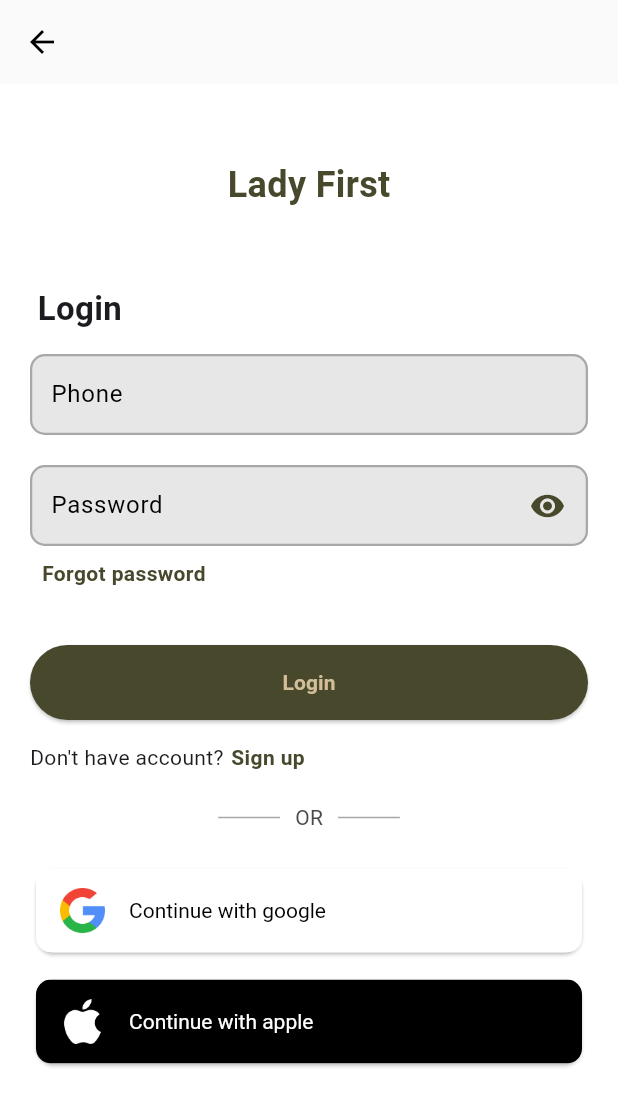
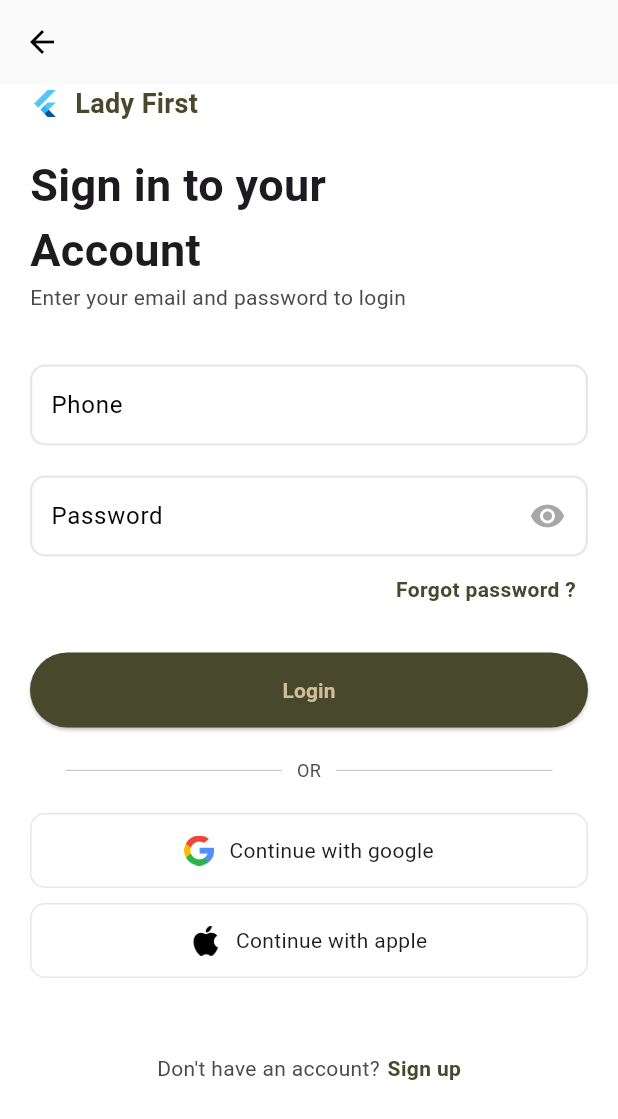
Before and after one commit to neirinzaralwin/ladyfirst_flutter, a Flutter app: the LoginScreen screen opened by its route, on a phone screen of 412 x 824 dp. Shown: the top 1119 px of the screen. Run offline on Flutter 3.47's test engine with Material 3 defaults, Android fonts, the phone set to English and light mode, and no system bars; our stand-ins replace awesome_notifications, cached_network_image, carousel_slider, custom_refresh_indicator, equatable, firebase_core and 9 more; accounts and stored records are empty; network calls fail; Roboto replaces fonts that are missing (sfpro); project files that could hold a hidden picture were left out.

Commit message:
refactor authentication screens; reorganize imports and add LoginHeader widget

```diff
--- a/lib/core/constants/app_pages.dart
+++ b/lib/core/constants/app_pages.dart
@@ -1,7 +1,7 @@
 import 'package:flutter/material.dart';
 import 'package:go_router/go_router.dart';
-import 'package:lady_first_flutter/features/auth/login_screen.dart';
-import 'package:lady_first_flutter/features/auth/register_screen.dart';
+import 'package:lady_first_flutter/features/auth/presentation/login/login_screen.dart';
+import 'package:lady_first_flutter/features/auth/presentation/register_screen.dart';
 import 'package:lady_first_flutter/features/cart/cart_screen.dart';
 import 'package:lady_first_flutter/features/checkout/checkout_screen.dart';
 import 'package:lady_first_flutter/features/checkout/order_place_screen.dart';
--- a/lib/core/constants/app_theme.dart
+++ b/lib/core/constants/app_theme.dart
@@ -1,3 +1,4 @@
+import 'package:flutter/cupertino.dart';
 import 'package:flutter/material.dart';
 import 'app_color.dart';
 import 'app_const.dart';
@@ -16,7 +17,7 @@ ThemeData getThemeData(context) => ThemeData(
   pageTransitionsTheme: PageTransitionsTheme(
     builders: {
       TargetPlatform.android: FadeForwardsPageTransitionsBuilder(),
-      TargetPlatform.iOS: FadeForwardsPageTransitionsBuilder(),
+      TargetPlatform.iOS: CupertinoPageTransitionsBuilder(),
     },
   ),
   // dialogBackgroundColor: AppColor.white,
@@ -101,3 +102,28 @@ Color tintColor(Color color, double factor) =>
 
 Color shadeColor(Color color, double factor) =>
     Color.lerp(Colors.black, color, factor)!;
+
+class CustomCupertinoPageTransitionsBuilder extends PageTransitionsBuilder {
+  @override
+  final Duration transitionDuration;
+
+  CustomCupertinoPageTransitionsBuilder({
+    this.transitionDuration = const Duration(milliseconds: 500),
+  });
+
+  @override
+  Widget buildTransitions<T>(
+    PageRoute<T> route,
+    BuildContext context,
+    Animation<double> animation,
+    Animation<double> secondaryAnimation,
+    Widget child,
+  ) {
+    return CupertinoPageTransition(
+      primaryRouteAnimation: animation,
+      secondaryRouteAnimation: secondaryAnimation,
+      linearTransition: false, // Enables smooth curve effect
+      child: child,
+    );
+  }
+}
--- a/lib/core/extensions/app_font.dart
+++ b/lib/core/extensions/app_font.dart
@@ -3,76 +3,101 @@ import 'package:lady_first_flutter/core/constants/app_color.dart';
 
 extension TextStyleExtensions on Text {
   Text get bold => copyWith(
-      style: style?.copyWith(fontWeight: FontWeight.w600) ??
-          const TextStyle(fontWeight: FontWeight.w600));
+    style:
+        style?.copyWith(fontWeight: FontWeight.w600) ??
+        const TextStyle(fontWeight: FontWeight.w600),
+  );
 
   // white color
   Text get white => copyWith(
-      style: style?.copyWith(color: AppColor.white) ??
-          const TextStyle(color: AppColor.white));
+    style:
+        style?.copyWith(color: AppColor.white) ??
+        const TextStyle(color: AppColor.white),
+  );
 
   Text get black => copyWith(
-      style: style?.copyWith(color: AppColor.black) ??
-          const TextStyle(color: AppColor.black));
+    style:
+        style?.copyWith(color: AppColor.black) ??
+        const TextStyle(color: AppColor.black),
+  );
 
   Text get primaryColor => copyWith(
-      style: style?.copyWith(color: AppColor.primaryColor) ??
-          const TextStyle(color: AppColor.primaryColor));
+    style:
+        style?.copyWith(color: AppColor.primaryColor) ??
+        const TextStyle(color: AppColor.primaryColor),
+  );
 
   Text get orangeColor => copyWith(
-      style: style?.copyWith(color: AppColor.orangeColor) ??
-          const TextStyle(color: AppColor.orangeColor));
+    style:
+        style?.copyWith(color: AppColor.orangeColor) ??
+        const TextStyle(color: AppColor.orangeColor),
+  );
 
   Text get blueColor => copyWith(
-      style: style?.copyWith(color: AppColor.blueColor) ??
-          const TextStyle(color: AppColor.blueColor));
+    style:
+        style?.copyWith(color: AppColor.blueColor) ??
+        const TextStyle(color: AppColor.blueColor),
+  );
 
   Text get greyColor => copyWith(
-      style: style?.copyWith(color: AppColor.darkGray) ??
-          const TextStyle(color: AppColor.darkGray));
+    style:
+        style?.copyWith(color: AppColor.darkGray) ??
+        const TextStyle(color: AppColor.darkGray),
+  );
 
   Text get secondaryColor => copyWith(
-      style: style?.copyWith(color: AppColor.secondaryColor) ??
-          const TextStyle(color: AppColor.secondaryColor));
+    style:
+        style?.copyWith(color: AppColor.secondaryColor) ??
+        const TextStyle(color: AppColor.secondaryColor),
+  );
 
   Text get redColor => copyWith(
-      style: style?.copyWith(color: AppColor.redColor) ??
-          const TextStyle(color: AppColor.redColor));
+    style:
+        style?.copyWith(color: AppColor.redColor) ??
+        const TextStyle(color: AppColor.redColor),
+  );
 
   Text get lightGrey => copyWith(
-      style: style?.copyWith(color: AppColor.grey) ??
-          const TextStyle(color: AppColor.grey));
+    style:
+        style?.copyWith(color: AppColor.grey) ??
+        const TextStyle(color: AppColor.grey),
+  );
 
   Text fontSize(double size) => copyWith(
-      style: style?.copyWith(fontSize: size) ?? TextStyle(fontSize: size));
+    style: style?.copyWith(fontSize: size) ?? TextStyle(fontSize: size),
+  );
+
+  Text get largeTitle => copyWith(
+    style: style?.copyWith(fontSize: 30.0) ?? const TextStyle(fontSize: 30.0),
+  );
 
   Text get title => copyWith(
-      style:
-          style?.copyWith(fontSize: 24.0) ?? const TextStyle(fontSize: 24.0));
+    style: style?.copyWith(fontSize: 24.0) ?? const TextStyle(fontSize: 24.0),
+  );
 
   Text get bodySmall => copyWith(
-      style:
-          style?.copyWith(fontSize: 12.0) ?? const TextStyle(fontSize: 12.0));
+    style: style?.copyWith(fontSize: 12.0) ?? const TextStyle(fontSize: 12.0),
+  );
 
   Text get bodyMedium => copyWith(
-      style:
-          style?.copyWith(fontSize: 14.0) ?? const TextStyle(fontSize: 14.0));
+    style: style?.copyWith(fontSize: 14.0) ?? const TextStyle(fontSize: 14.0),
+  );
 
   Text get bodyLarge => copyWith(
-      style:
-          style?.copyWith(fontSize: 16.0) ?? const TextStyle(fontSize: 16.0));
+    style: style?.copyWith(fontSize: 16.0) ?? const TextStyle(fontSize: 16.0),
+  );
 
   Text get headSmall => copyWith(
-      style:
-          style?.copyWith(fontSize: 18.0) ?? const TextStyle(fontSize: 18.0));
+    style: style?.copyWith(fontSize: 18.0) ?? const TextStyle(fontSize: 18.0),
+  );
 
   Text get headMedium => copyWith(
-      style:
-          style?.copyWith(fontSize: 20.0) ?? const TextStyle(fontSize: 20.0));
+    style: style?.copyWith(fontSize: 20.0) ?? const TextStyle(fontSize: 20.0),
+  );
 
   Text get headLarge => copyWith(
-      style:
-          style?.copyWith(fontSize: 22.0) ?? const TextStyle(fontSize: 22.0));
+    style: style?.copyWith(fontSize: 22.0) ?? const TextStyle(fontSize: 22.0),
+  );
 
   Text copyWith({TextStyle? style}) {
     return Text(
--- a/lib/features/auth/login_screen.dart
+++ /dev/null
@@ -1,127 +0,0 @@
-import 'package:flutter/material.dart';
-import 'package:lady_first_flutter/core/constants/app_color.dart';
-import 'package:lady_first_flutter/core/constants/app_const.dart';
-import 'package:lady_first_flutter/core/constants/app_pages.dart';
-import 'package:lady_first_flutter/core/constants/routes.dart';
-import 'package:lady_first_flutter/core/dimension/screen_dimension.dart';
-import 'package:lady_first_flutter/core/extensions/app_font.dart';
-import 'package:lady_first_flutter/core/extensions/text_extensions.dart';
-import 'widgets/login_form.dart';
-
-class LoginScreen extends StatefulWidget {
-  const LoginScreen({super.key});
-
-  @override
-  State<LoginScreen> createState() => _LoginScreenState();
-}
-
-class _LoginScreenState extends State<LoginScreen> {
-  @override
-  Widget build(BuildContext context) {
-    return Scaffold(
-      appBar: AppBar(
-        leading: IconButton(
-            onPressed: () => AppPages.router.pop(),
-            icon: const Icon(Icons.arrow_back)),
-      ),
-      body: SingleChildScrollView(
-        padding: const EdgeInsets.symmetric(horizontal: 20.0),
-        child: Column(
-          mainAxisAlignment: MainAxisAlignment.center,
-          crossAxisAlignment: CrossAxisAlignment.center,
-          children: [
-            const SizedBox(height: 50.0),
-            Text(AppConst.APP_NAME).title.bold.primaryColor,
-            const SizedBox(height: 50.0),
-            Align(
-              alignment: Alignment.centerLeft,
-              child: Padding(
-                padding: const EdgeInsets.only(left: 5.0),
-                child: const Text("login").startCapitalize.headLarge.bold,
-              ),
-            ),
-            const SizedBox(height: 15.0),
-            const LoginForm(),
-            const SizedBox(height: 15.0),
-            Row(
-              children: [
-                Row(
-                  children: [
-                    const Text("Don't have account?").bodyMedium,
-                    const SizedBox(width: 5.0),
-                    GestureDetector(
-                      onTap: () => AppPages.router.pushNamed(Routes.register),
-                      child: const Text("Sign up").bodyMedium.bold.primaryColor,
-                    ),
-                  ],
-                )
-              ],
-            ),
-            const SizedBox(height: 20.0),
-            _buildDivider(),
-            const SizedBox(height: 20.0),
-            _buildSocialLogins(),
-            const SizedBox(height: 50.0),
-          ],
-        ),
-      ),
-    );
-  }
-
-  Widget _buildSocialLogins() {
-    return Column(
-      children: [
-        Card(
-          child: ListTile(
-            leading: Image.asset("assets/icons/google_icon.png",
-                width: 30.0, height: 30.0),
-            title: const Text("Continue with google").bodyMedium,
-            tileColor: AppColor.white,
-            textColor: AppColor.black,
-            shape: RoundedRectangleBorder(
-              borderRadius: BorderRadius.circular(10.0),
-            ),
-            onTap: () => [],
-          ),
-        ),
-        const SizedBox(height: 10.0),
-        Card(
-          child: ListTile(
-            leading: Image.asset(
-              "assets/icons/apple_icon.png",
-              width: 30.0,
-              height: 30.0,
-              color: AppColor.white,
-            ),
-            title: const Text("Continue with apple").bodyMedium,
-            tileColor: AppColor.black,
-            textColor: AppColor.white,
-            shape: RoundedRectangleBorder(
-              borderRadius: BorderRadius.circular(10.0),
-            ),
-            onTap: () {},
-          ),
-        ),
-      ],
-    );
-  }
-
-  Widget _buildDivider() {
-    Widget divider = SizedBox(
-      width: ScreenDimension.getWidth(context) * 0.1,
-      child: const Divider(color: AppColor.grey),
-    );
-
-    return Row(
-      mainAxisAlignment: MainAxisAlignment.center,
-      crossAxisAlignment: CrossAxisAlignment.center,
-      children: [
-        divider,
-        const SizedBox(width: 10.0),
-        const Text("or").capitalized.bodyMedium.greyColor,
-        const SizedBox(width: 10.0),
-        divider,
-      ],
-    );
-  }
-}
--- /dev/null
+++ b/lib/features/auth/presentation/login/login_screen.dart
@@ -0,0 +1,124 @@
+import 'package:flutter/material.dart';
+import 'package:lady_first_flutter/core/constants/app_color.dart';
+import 'package:lady_first_flutter/core/constants/app_pages.dart';
+import 'package:lady_first_flutter/core/constants/routes.dart';
+import 'package:lady_first_flutter/core/dimension/screen_dimension.dart';
+import 'package:lady_first_flutter/core/extensions/app_font.dart';
+import 'package:lady_first_flutter/core/extensions/text_extensions.dart';
+import '../widgets/login_form.dart';
+import 'widgets/login_header.dart';
+
+class LoginScreen extends StatefulWidget {
+  const LoginScreen({super.key});
+
+  @override
+  State<LoginScreen> createState() => _LoginScreenState();
+}
+
+class _LoginScreenState extends State<LoginScreen> {
+  @override
+  Widget build(BuildContext context) {
+    return GestureDetector(
+      onTap: () => FocusScope.of(context).unfocus(),
+      child: Scaffold(
+        appBar: AppBar(
+          leading: IconButton(
+            onPressed: () => AppPages.router.pop(),
+            icon: const Icon(Icons.arrow_back),
+          ),
+        ),
+        body: SingleChildScrollView(
+          padding: const EdgeInsets.symmetric(horizontal: 20.0),
+          child: Column(
+            children: [
+              const LoginHeader(),
+              const LoginForm(),
+              const SizedBox(height: 20.0),
+              _buildDivider(),
+              const SizedBox(height: 20.0),
+              _buildSocialLogins(),
+              const SizedBox(height: 50.0),
+              Row(
+                mainAxisAlignment: MainAxisAlignment.center,
+                children: [
+                  const Text("Don't have an account?").bodyMedium.greyColor,
+                  const SizedBox(width: 5.0),
+                  GestureDetector(
+                    onTap: () => AppPages.router.pushNamed(Routes.register),
+                    child: const Text("Sign up").bodyMedium.bold.primaryColor,
+                  ),
+                ],
+              ),
+              const SizedBox(height: 50.0),
+            ],
+          ),
+        ),
+      ),
+    );
+  }
+
+  Widget _buildSocialLogins() {
+    return Column(
+      children: [
+        Container(
+          padding: EdgeInsets.all(14.0),
+          decoration: BoxDecoration(
+            borderRadius: BorderRadius.circular(10.0),
+            border: Border.all(color: AppColor.mildGray),
+          ),
+          child: Row(
+            mainAxisAlignment: MainAxisAlignment.center,
+            children: [
+              Image.asset(
+                "assets/icons/google_icon.png",
+                width: 20.0,
+                height: 20.0,
+              ),
+              const SizedBox(width: 10.0),
+              const Text("Continue with google").bodyMedium,
+            ],
+          ),
+        ),
+        const SizedBox(height: 10.0),
+        Container(
+          padding: EdgeInsets.all(14.0),
+          decoration: BoxDecoration(
+            borderRadius: BorderRadius.circular(10.0),
+            border: Border.all(color: AppColor.mildGray),
+          ),
+          child: Row(
+            mainAxisAlignment: MainAxisAlignment.center,
+            children: [
+              Image.asset(
+                "assets/icons/apple_icon.png",
+                width: 20.0,
+                height: 20.0,
+              ),
+              const SizedBox(width: 10.0),
+              const Text("Continue with apple").bodyMedium,
+            ],
+          ),
+        ),
+      ],
+    );
+  }
+
+  Widget _buildDivider() {
+    Widget divider = SizedBox(
+      width: ScreenDimension.getWidth(context) * 0.35,
+      child: const Divider(color: AppColor.grey, thickness: 0.5),
+    );
+
+    return Row(
+      mainAxisAlignment: MainAxisAlignment.center,
+      crossAxisAlignment: CrossAxisAlignment.center,
+      children: [
+        divider,
+        const SizedBox(width: 10.0),
+        const Text("or").capitalized.bodySmall.greyColor,
+        const SizedBox(width: 10.0),
+        divider,
+      ],
+    );
+  }
+}
--- /dev/null
+++ b/lib/features/auth/presentation/login/widgets/login_header.dart
@@ -0,0 +1,31 @@
+import 'package:flutter/material.dart';
+import 'package:lady_first_flutter/core/constants/app_const.dart';
+import 'package:lady_first_flutter/core/extensions/app_font.dart';
+
+class LoginHeader extends StatelessWidget {
+  const LoginHeader({super.key});
+
+  @override
+  Widget build(BuildContext context) {
+    return Column(
+      crossAxisAlignment: CrossAxisAlignment.start,
+      children: [
+        Row(
+          children: [
+            FlutterLogo(size: 20.0),
+            const SizedBox(width: 10.0),
+            Text(AppConst.APP_NAME).headSmall.bold.primaryColor,
+          ],
+        ),
+        const SizedBox(height: 20.0),
+        SizedBox(
+          width: 200.0,
+          child: const Text("Sign in to your Account").largeTitle.bold,
+        ),
+        const SizedBox(width: 10.0),
+        Text("Enter your email and password to login").bodyMedium.greyColor,
+        const SizedBox(height: 35.0),
+      ],
+    );
+  }
+}
--- /dev/null
+++ b/lib/features/auth/presentation/widgets/login_form.dart
@@ -0,0 +1,93 @@
+import 'package:flutter/material.dart';
+import 'package:lady_first_flutter/core/constants/app_color.dart';
+import 'package:lady_first_flutter/core/extensions/app_font.dart';
+import 'package:lady_first_flutter/core/extensions/string_extensions.dart';
+import 'package:lady_first_flutter/widgets/custom_textfield.dart';
+
+class LoginForm extends StatefulWidget {
+  const LoginForm({super.key});
+
+  @override
+  State<LoginForm> createState() => _LoginFormState();
+}
+
+class _LoginFormState extends State<LoginForm> {
+  final _phoneController = TextEditingController();
+  final _passwordController = TextEditingController();
+  final _formKey = GlobalKey<FormState>();
+  @override
+  Widget build(BuildContext context) {
+    return Form(
+      key: _formKey,
+      child: Column(
+        children: [
+          CustomTextFormField(
+            text: "phone".startCapitalize,
+            hint: "+66 123456789",
+            controller: _phoneController,
+            validator: checkEmail,
+            enabledBorderColor: AppColor.mildGray,
+            focusBorderColor: AppColor.grey,
+            fillColor: AppColor.white,
+          ),
+          const SizedBox(height: 20.0),
+          CustomTextFormField(
+            text: "password".startCapitalize,
+            hint: "********",
+            controller: _passwordController,
+            validator: (val) => checkPassword(val, "password"),
+            enabledBorderColor: AppColor.mildGray,
+            focusBorderColor: AppColor.grey,
+            fillColor: AppColor.white,
+            isPassword: true,
+            iconColor: AppColor.grey,
+          ),
+          Row(
+            mainAxisAlignment: MainAxisAlignment.end,
+            children: [
+              Padding(
+                padding: const EdgeInsets.symmetric(
+                  horizontal: 8.0,
+                  vertical: 12.0,
+                ),
+                child: GestureDetector(
+                  onTap: () => [],
+                  child:
+                      const Text(
+                        "Forgot password ?",
+                      ).bodyMedium.primaryColor.bold,
+                ),
+              ),
+            ],
+          ),
+          const SizedBox(height: 20.0),
+          SizedBox(
+            width: double.maxFinite,
+            height: 50.0,
+            child: ElevatedButton(
+              onPressed: _login,
+              child: Text("login".startCapitalize).bodyMedium.bold,
+            ),
+          ),
+        ],
+      ),
+    );
+  }
+
+  void _login() {
+    // AppPages.router.pushNamed(Routes.home);
+    if (_formKey.currentState!.validate()) {}
+  }
+
+  String? checkPassword(val, String text) {
+    if (val.isEmpty) return "$text cannot be empty";
+    if (val.length < 6) return "$text must be at least 6 characters";
+    return null;
+  }
+
+  String? checkEmail(val) {
+    if (val.isEmpty) return "Email cannot be empty";
+    if (!val.isEmail) return "Invalid email";
+    return null;
+  }
+}
--- a/lib/features/auth/widgets/login_form.dart
+++ /dev/null
@@ -1,89 +0,0 @@
-import 'package:flutter/material.dart';
-import 'package:lady_first_flutter/core/constants/app_color.dart';
-import 'package:lady_first_flutter/core/extensions/app_font.dart';
-import 'package:lady_first_flutter/core/extensions/string_extensions.dart';
-import 'package:lady_first_flutter/widgets/custom_textfield.dart';
-
-class LoginForm extends StatefulWidget {
-  const LoginForm({super.key});
-
-  @override
-  State<LoginForm> createState() => _LoginFormState();
-}
-
-class _LoginFormState extends State<LoginForm> {
-  final _phoneController = TextEditingController();
-  final _passwordController = TextEditingController();
-  final _formKey = GlobalKey<FormState>();
-  @override
-  Widget build(BuildContext context) {
-    return Form(
-        key: _formKey,
-        child: Column(
-          children: [
-            CustomTextFormField(
-              text: "phone".startCapitalize,
-              hint: "+66 123456789",
-              controller: _phoneController,
-              validator: checkEmail,
-              enabledBorderColor: AppColor.grey,
-              focusBorderColor: AppColor.darkGray,
-              fillColor: AppColor.mildGray,
-            ),
-            const SizedBox(height: 20.0),
-            CustomTextFormField(
-              text: "password".startCapitalize,
-              hint: "********",
-              controller: _passwordController,
-              validator: (val) => checkPassword(val, "password"),
-              enabledBorderColor: AppColor.grey,
-              focusBorderColor: AppColor.darkGray,
-              isPassword: true,
-              fillColor: AppColor.mildGray,
-            ),
-            Row(
-              children: [
-                Padding(
-                  padding: const EdgeInsets.all(8.0),
-                  child: GestureDetector(
-                    onTap: () => [],
-                    child: const Text("Forgot password")
-                        .bodyMedium
-                        .primaryColor
-                        .bold,
-                  ),
-                ),
-              ],
-            ),
-            const SizedBox(height: 30.0),
-            SizedBox(
-              width: double.maxFinite,
-              height: 50.0,
-              child: ElevatedButton(
-                onPressed: _login,
-                child: Text(
-                  "login".startCapitalize,
-                ).bodyMedium.bold,
-              ),
-            ),
-          ],
-        ));
-  }
-
-  void _login() {
-    // AppPages.router.pushNamed(Routes.home);
-    if (_formKey.currentState!.validate()) {}
-  }
-
-  String? checkPassword(val, String text) {
-    if (val.isEmpty) return "$text cannot be empty";
-    if (val.length < 6) return "$text must be at least 6 characters";
-    return null;
-  }
-
-  String? checkEmail(val) {
-    if (val.isEmpty) return "Email cannot be empty";
-    if (!val.isEmail) return "Invalid email";
-    return null;
-  }
-}
```
Also changed, not shown: lib/features/auth/presentation/register_screen.dart (renamed from lib/features/auth/register_screen.dart), lib/features/auth/presentation/widgets/register_form.dart (renamed from lib/features/auth/widgets/register_form.dart).
